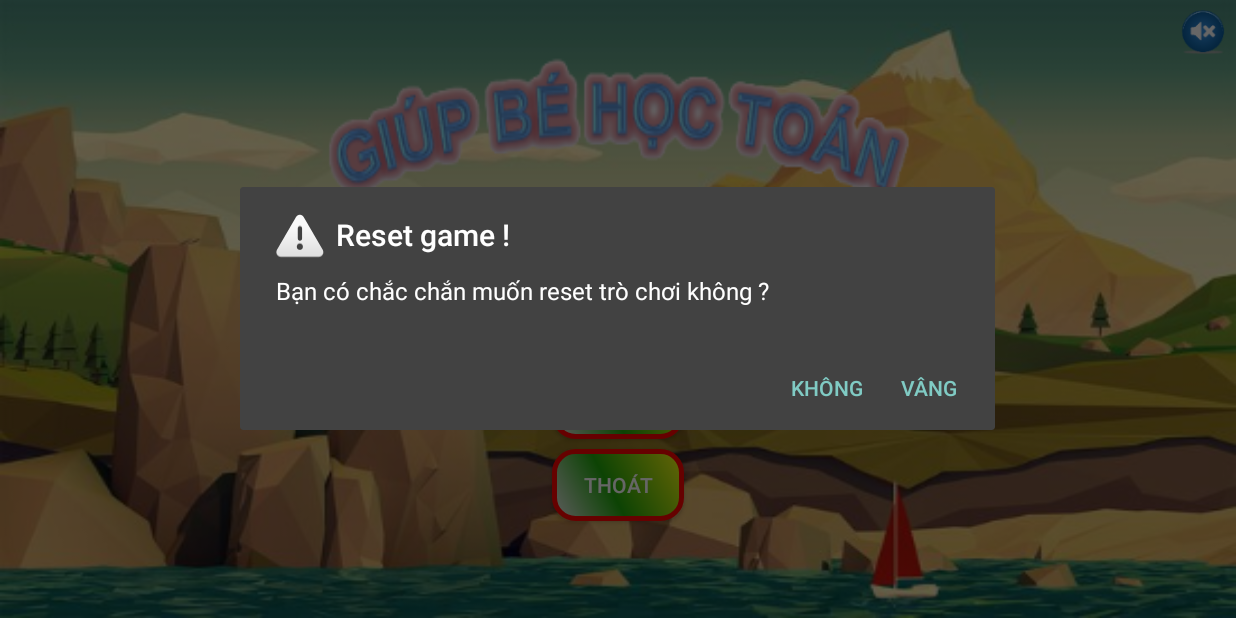
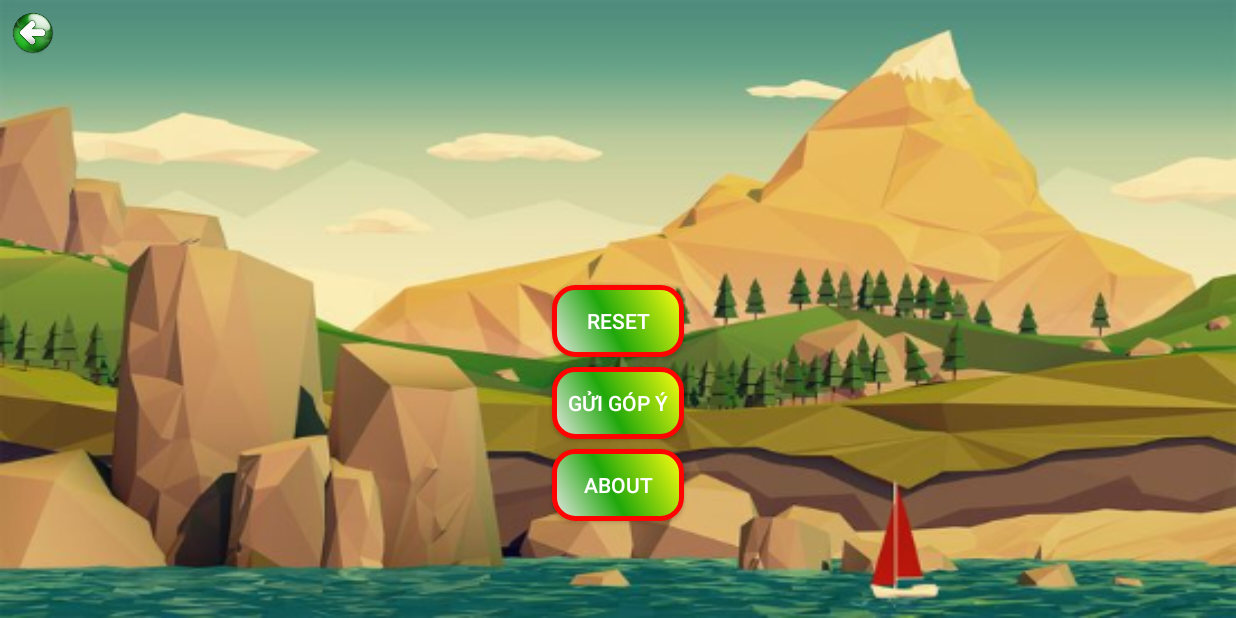
Before and after one commit to takama123/DoAnTN-Android, an Android app: the screen it shows after launch (MainActivity before the commit, SettingActivity after it), after a tap on "CÀI ĐẶT", on a phone screen of 824 x 412 dp (held sideways). Run offline under Robolectric (Android 15) with nearby library versions, the phone set to English and light mode, and no system bars.

Commit message:
Merge remote-tracking branch 'origin/master'
# Conflicts:
#	a.txt

```diff
--- a/DoAnTN/app/src/main/AndroidManifest.xml
+++ b/DoAnTN/app/src/main/AndroidManifest.xml
@@ -25,5 +25,8 @@
         <activity
             android:name=".ui.activity.SelectLevelGameActivity"
             android:screenOrientation="landscape"></activity>
+        <activity
+            android:name=".ui.activity.SettingActivity"
+            android:screenOrientation="landscape"></activity>
     </application>
 </manifest>
--- a/DoAnTN/app/src/main/java/com/example/computer/doantn/ui/activity/MainActivity.java
+++ b/DoAnTN/app/src/main/java/com/example/computer/doantn/ui/activity/MainActivity.java
@@ -93,7 +93,7 @@ public class MainActivity extends AppCompatActivity implements View.OnClickListe
                 moveItent("start");
                 break;
             case R.id.btnSetting:
-                resetLevel();
+                moveItent("setting");
                 break;
             case R.id.btnExit:
                 LayoutInflater inflater = this.getLayoutInflater();
@@ -138,7 +138,7 @@ public class MainActivity extends AppCompatActivity implements View.OnClickListe
         if("start".equals(itent)){
             itent2 = new Intent(MainActivity.this, SelectClassActivity.class);
         }else if("setting".equals(itent)){
-            itent2 = new Intent(MainActivity.this, SelectClassActivity.class);
+            itent2 = new Intent(MainActivity.this, SettingActivity.class);
         }
         mp.stop();
         startActivity(itent2);
--- /dev/null
+++ b/DoAnTN/app/src/main/java/com/example/computer/doantn/ui/activity/SettingActivity.java
@@ -0,0 +1,86 @@
+package com.example.computer.doantn.ui.activity;
+
+import android.content.DialogInterface;
+import android.os.Bundle;
+import android.support.v7.app.AlertDialog;
+import android.support.v7.app.AppCompatActivity;
+import android.view.View;
+import android.view.Window;
+import android.view.WindowManager;
+import android.widget.Button;
+import android.widget.ImageButton;
+import android.widget.Toast;
+
+import com.example.computer.doantn.R;
+import com.example.computer.doantn.bean.GameLib;
+
+import java.io.IOException;
+
+/**
+ * Created by Computer on 5/22/2017.
+ */
+
+public class SettingActivity extends AppCompatActivity implements View.OnClickListener {
+
+    Button btnReset, btnGuiGopY, btnAbout;
+    ImageButton btnBack;
+    GameLib gl = null;
+    @Override
+    protected void onCreate(Bundle savedInstanceState) {
+        super.onCreate(savedInstanceState);
+        // remove title
+        requestWindowFeature(Window.FEATURE_NO_TITLE);
+        getWindow().setFlags(WindowManager.LayoutParams.FLAG_FULLSCREEN,
+                WindowManager.LayoutParams.FLAG_FULLSCREEN);
+        //end remove title
+        setContentView(R.layout.setting_layout);
+        mappingWidget();
+
+    }
+
+    private void mappingWidget() {
+        gl = new GameLib();
+        btnReset = (Button) findViewById(R.id.btnReset);
+        btnBack = (ImageButton) findViewById(R.id.btnBack);
+        btnGuiGopY = (Button) findViewById(R.id.btnSendMail);
+        btnAbout = (Button) findViewById(R.id.btnAbout);
+
+        btnReset.setOnClickListener(this);
+        btnGuiGopY.setOnClickListener(this);
+        btnAbout.setOnClickListener(this);
+    }
+
+    @Override
+    public void onClick(View v) {
+        int idView = v.getId();
+        switch (idView) {
+            case R.id.btnReset:
+                new AlertDialog.Builder(this)
+                        .setIcon(android.R.drawable.ic_dialog_alert)
+                        .setMessage("Bạn có chắc chắn muốn cài đặt lại trò chơi không ?")
+                        .setPositiveButton("Vâng", new DialogInterface.OnClickListener()
+                        {
+                            @Override
+                            public void onClick(DialogInterface dialog, int which) {
+                                try {
+                                    gl.creatSettingFile();
+                                } catch (IOException e) {
+                                    e.printStackTrace();
+                                }
+                            }
+                        })
+                        .setNegativeButton("Không", null)
+                        .show();
+                break;
+            case R.id.btnSendMail:
+                Toast.makeText(this, "Error!", Toast.LENGTH_SHORT);
+                break;
+            case R.id.btnAbout:
+                Toast.makeText(this, "Error!", Toast.LENGTH_SHORT);
+                break;
+            case R.id.btnBack:
+                finish();
+                break;
+        }
+    }
+}
--- a/DoAnTN/app/src/main/res/layout/chon_dap_an_dung.xml
+++ b/DoAnTN/app/src/main/res/layout/chon_dap_an_dung.xml
@@ -25,6 +25,7 @@
             android:layout_marginRight="20px"
             android:textColor="@android:color/holo_red_dark"
             />
+
         <TextView
             android:id="@+id/tvPrefix2"
             android:layout_width="90dp"
@@ -59,7 +60,6 @@
             android:textColor="@android:color/holo_red_dark"
             />
     </LinearLayout>
-
     <RelativeLayout
         android:layout_width="500dp"
         android:layout_height="200dp"
--- /dev/null
+++ b/DoAnTN/app/src/main/res/layout/setting_layout.xml
@@ -0,0 +1,62 @@
+<?xml version="1.0" encoding="utf-8"?>
+<RelativeLayout
+    xmlns:android="http://schemas.android.com/apk/res/android"
+    xmlns:tools="http://schemas.android.com/tools"
+    android:id="@+id/activity_main"
+    android:layout_width="match_parent"
+    android:layout_height="match_parent"
+    tools:context="com.example.computer.doantn.ui.activity.MainActivity"
+    android:background="@mipmap/background"
+    >
+    <ImageView
+        android:id="@+id/name_app"
+        android:layout_marginTop="50px"
+        android:layout_width="400dp"
+        android:layout_height="150dp"
+        android:scaleType="fitXY"
+        android:layout_centerHorizontal="true"
+        android:background="@null"
+        />
+    <Button
+        android:id="@+id/btnReset"
+        android:layout_width="wrap_content"
+        android:layout_height="wrap_content"
+        android:text="Reset"
+        android:layout_below="@id/name_app"
+        android:layout_centerHorizontal="true"
+        android:background="@drawable/button_main"
+        android:layout_marginTop="10px"
+        />
+    <Button
+        android:id="@+id/btnSendMail"
+        android:layout_width="wrap_content"
+        android:layout_height="wrap_content"
+        android:text="Gửi góp ý"
+        android:layout_below="@id/btnReset"
+        android:layout_centerHorizontal="true"
+        android:background="@drawable/button_main"
+        android:layout_marginTop="10px"
+        />
+    <Button
+        android:id="@+id/btnAbout"
+        android:layout_width="wrap_content"
+        android:layout_height="wrap_content"
+        android:text="About"
+        android:layout_below="@id/btnSendMail"
+        android:layout_centerHorizontal="true"
+        android:background="@drawable/button_main"
+        android:layout_marginTop="10px"
+        />
+    <ImageButton
+        android:id="@+id/btnBack"
+        android:src="@mipmap/backgreen"
+        android:background="@null"
+        android:layout_alignParentLeft="true"
+        android:layout_alignParentTop="true"
+        android:layout_marginTop="10px"
+        android:layout_marginLeft="10px"
+        android:layout_width = "30dp"
+        android:layout_height= "30dp"
+        android:scaleType="fitXY"
+        />
+   </RelativeLayout>
```
Also changed, not shown: DoAnTN/app/src/main/java/com/example/computer/doantn/ui/activity/AboutActivity.java (added, +7 -0 lines), DoAnTN/app/src/main/java/com/example/computer/doantn/ui/activity/GameMainActivity.java (+7 -0 lines), DoAnTN/app/src/main/java/com/example/computer/doantn/ui/fragment/GameLop1Fragment.java (+11 -1 lines), DoAnTN/app/src/main/res/drawable/table.png (added), DoAnTN/app/src/main/res/drawable/table_sai.png (added), 3 other files.
